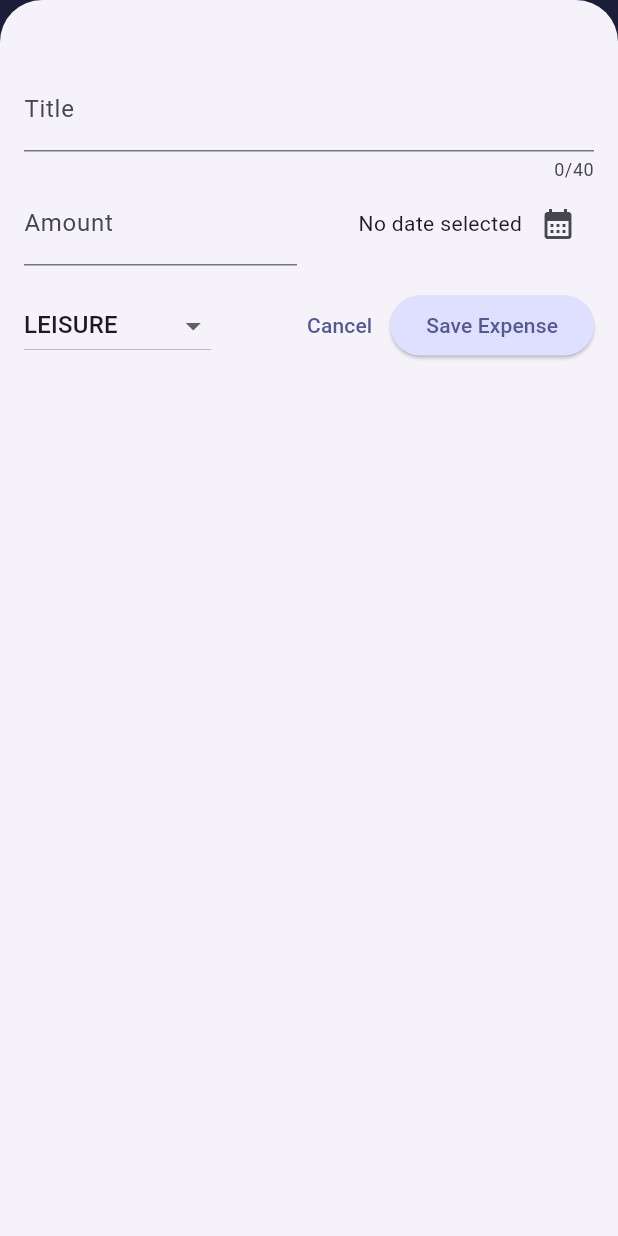
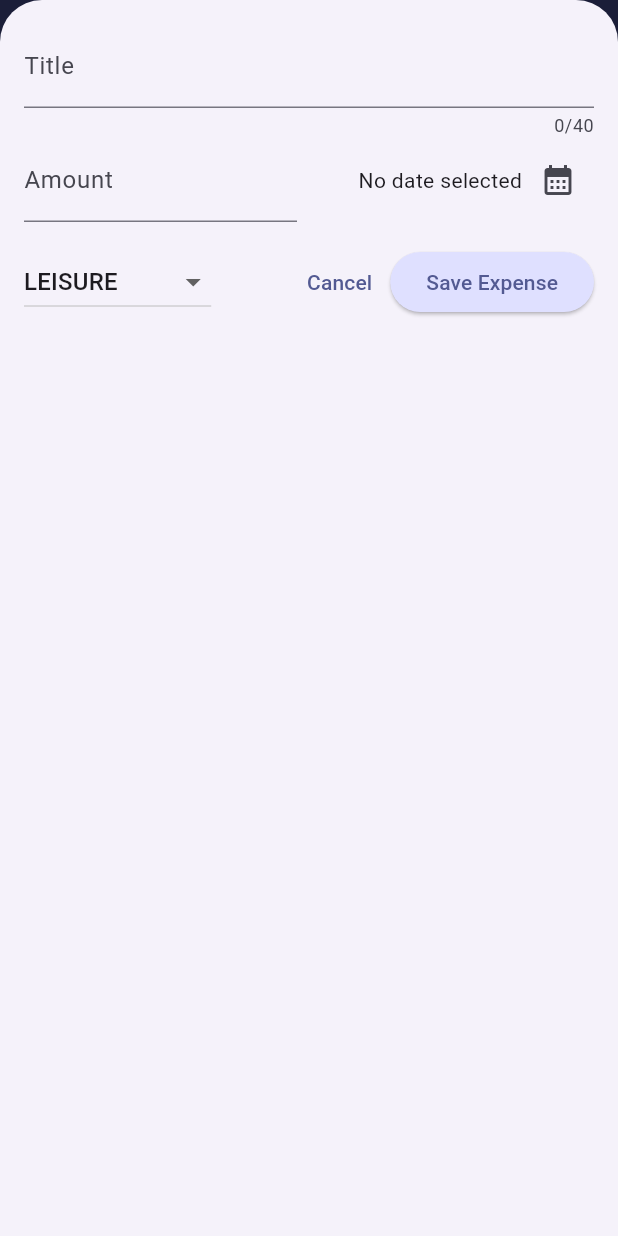
Before and after one commit to bhargav1131/Money-YOU---An-Expense-Tracker, a Flutter app: the screen it shows after launch, after a tap on the "add" icon, on a phone screen of 412 x 824 dp. Run offline on Flutter 3.47's test engine with Material 3 defaults, Android fonts, the phone set to English and light mode, and no system bars.

```diff
--- a/lib/widgets/expenses.dart
+++ b/lib/widgets/expenses.dart
@@ -34,6 +34,7 @@ class _ExpensesState extends State<Expenses> {
 
   void _openAddExpenseOverlay() {
     showModalBottomSheet(
+      useSafeArea: true,
       isScrollControlled: true,
       context: context,
       builder: (ctx) => NewExpense(
--- a/lib/widgets/new_expense.dart
+++ b/lib/widgets/new_expense.dart
@@ -90,7 +90,7 @@ class _NewExpenseState extends State<NewExpense> {
       height: double.infinity,
       child: SingleChildScrollView(
         child: Padding(
-          padding: EdgeInsets.fromLTRB(16, 45, 16, keyboardSpace + 16),
+          padding: EdgeInsets.fromLTRB(16, 16, 16, keyboardSpace + 16),
           child: Column(
             children: [
               TextField(
```
